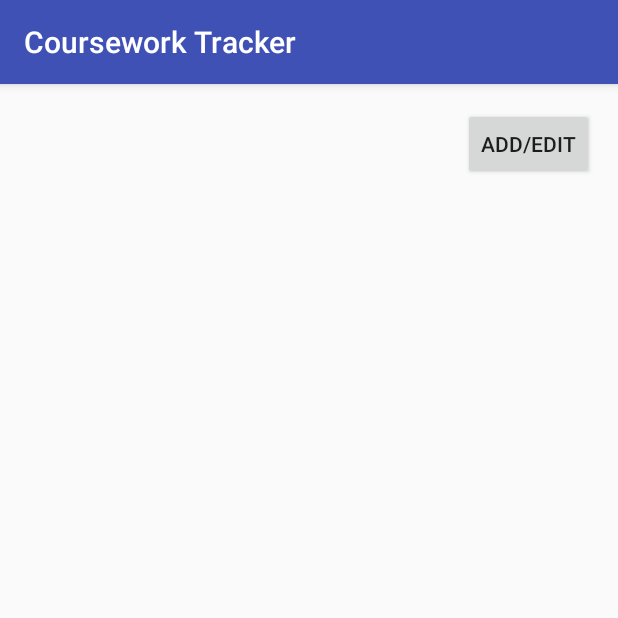
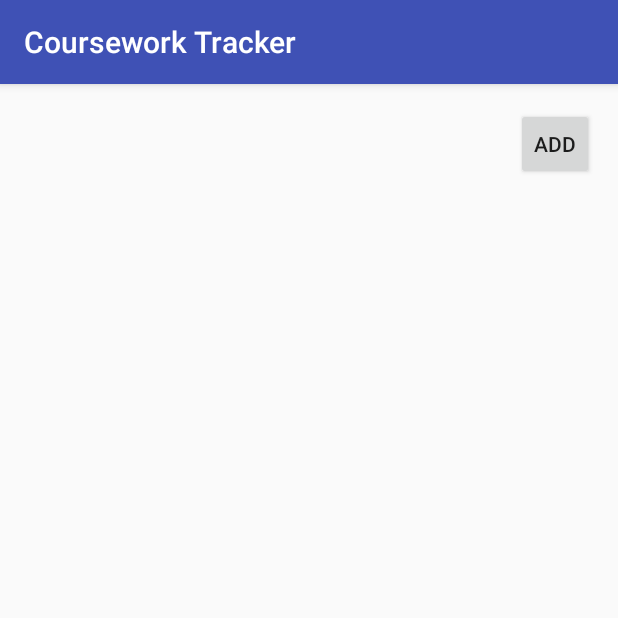
Before and after one commit to andygoldfinch/android-coursework-tracker, an Android app: the screen it shows after launch (MainActivity), on a phone screen of 412 x 824 dp, the top half of it. Run offline under Robolectric (Android 15) with nearby library versions, the phone set to English and light mode, and no system bars.

Commit message:
Improve save button

```diff
--- a/app/src/main/java/uk/ac/leeds/atcg_gdl/courseworktracker/EditActivity.java
+++ b/app/src/main/java/uk/ac/leeds/atcg_gdl/courseworktracker/EditActivity.java
@@ -73,6 +73,8 @@ public class EditActivity extends AppCompatActivity {
 
         Coursework coursework = new Coursework(moduleName, courseworkName, deadline, weight, notes, completed);
         new Database(getApplicationContext()).saveCoursework(coursework);
+        createToast("Coursework saved");
+        finish();
     }
 
     private void displayCoursework(Coursework coursework)
--- a/app/src/main/java/uk/ac/leeds/atcg_gdl/courseworktracker/MainActivity.java
+++ b/app/src/main/java/uk/ac/leeds/atcg_gdl/courseworktracker/MainActivity.java
@@ -48,7 +48,7 @@ public class MainActivity extends AppCompatActivity {
      */
     public void handleButtonAdd(View view) {
         Intent addIntent = new Intent(this, EditActivity.class);
-        startActivity(addIntent);
+        startActivityForResult(addIntent, -1);
     }
 
     private void populateListView(Coursework[] courseworkArray) {
--- a/app/src/main/res/values/strings.xml
+++ b/app/src/main/res/values/strings.xml
@@ -1,6 +1,6 @@
 <resources>
     <string name="app_name">Coursework Tracker</string>
-    <string name="button_add">Add/Edit</string>
+    <string name="button_add">Add</string>
     <string name="button_save">Save</string>
     <string name="label_name">Name</string>
     <string name="label_module">Module</string>
```
